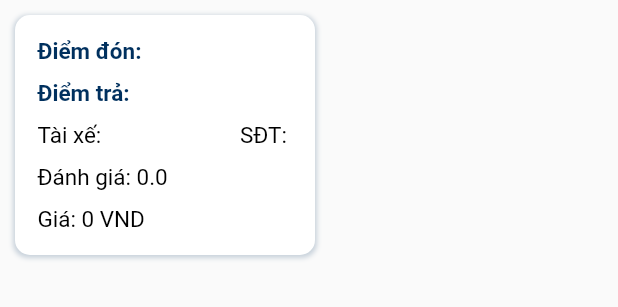
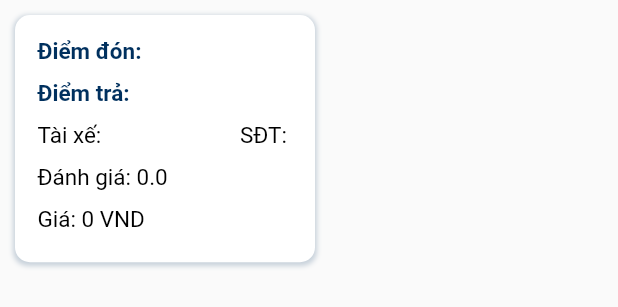
Before and after one commit to DrakeNguyenDuy/ridebookingsystem_mobile, a Flutter app: the TaskItem widget shown alone on an empty page, opened directly with empty values, on a phone screen of 412 x 824 dp. Shown: the top 307 px of the screen. Run offline on Flutter 3.47's test engine with Material 2 defaults, Android fonts, the phone set to English and light mode, and no system bars; our stand-ins replace firebase_core, firebase_messaging, flutter_rating_bar, fluttertoast, google_maps_flutter, image_picker and 3 more; missing offline and left inert: flutter_polyline_points, loading_progress; accounts and stored records are empty; network calls fail; Roboto replaces fonts that are missing (Montserrat); project files that could hold a hidden picture were left out.

Commit message:
fix bugs

```diff
--- a/lib/core/constants/url_system.dart
+++ b/lib/core/constants/url_system.dart
@@ -8,7 +8,7 @@ class UrlSystem {
   static String getPrice = "$trip/getPrice";
   static String requestRide = "$trip/requestRide";
   static String location = "/location";
-  static String history = '$trip/driver';
+  static String history = '$trip/customer';
   static String updatePersonal = '$personal/update';
   static String cancelRide = "$trip/customerCancel";
   static String upload_image = "$api/upload-images";
--- a/lib/core/widgets/task_item.dart
+++ b/lib/core/widgets/task_item.dart
@@ -41,7 +41,7 @@ class _TaskItemState extends State<TaskItem> {
       margin: const EdgeInsets.only(
           top: ds_1 * 2, bottom: ds_1 * 2, left: ds_1 * 2, right: ds_1 * 2),
       width: 200,
-      height: 160,
+      height: MediaQuery.sizeOf(context).height / 5,
       decoration: BoxDecoration(
           borderRadius: const BorderRadius.all(Radius.circular(borderRadius)),
           boxShadow: [
--- a/lib/main.dart
+++ b/lib/main.dart
@@ -29,9 +29,6 @@ class MyApp extends StatelessWidget {
       navigatorKey: navigatorKey,
       supportedLocales: const [Locale("en"), Locale("vi")],
       theme: ThemeData(
-        // bottomSheetTheme: const BottomSheetThemeData(
-        //   backgroundColor: ColorPalette.primaryColor,
-        // ),
         primarySwatch: Colors.blue,
       ),
       home: const FlashScreen(),
```
Also changed, not shown: lib/application/message_service.dart (+10 -0 lines), lib/presentations/history.dart (+6 -3 lines).
